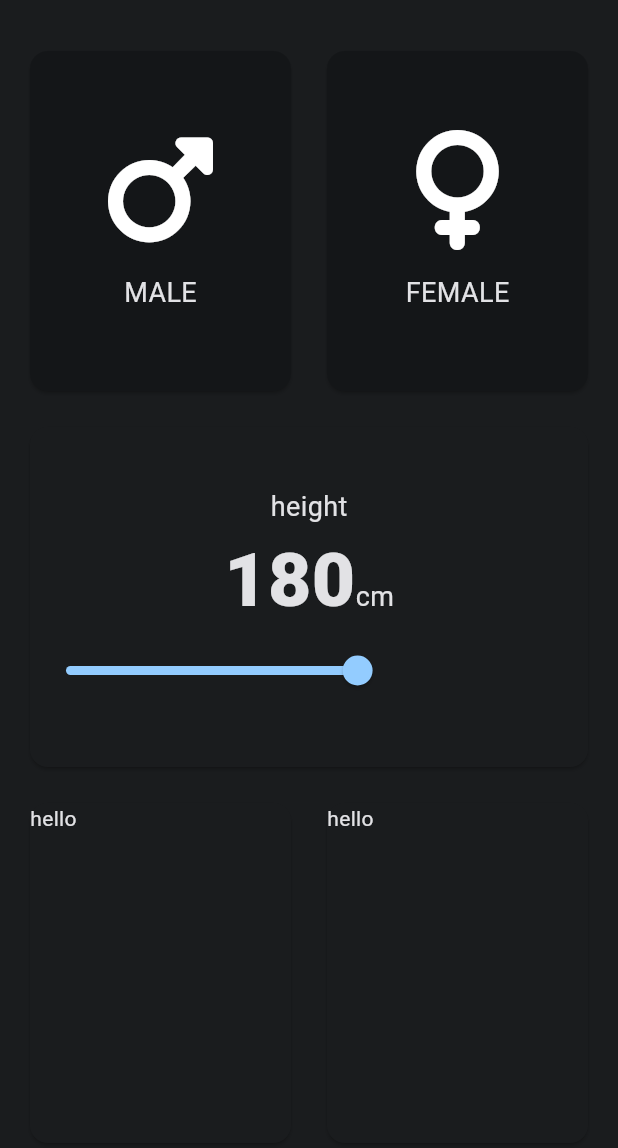
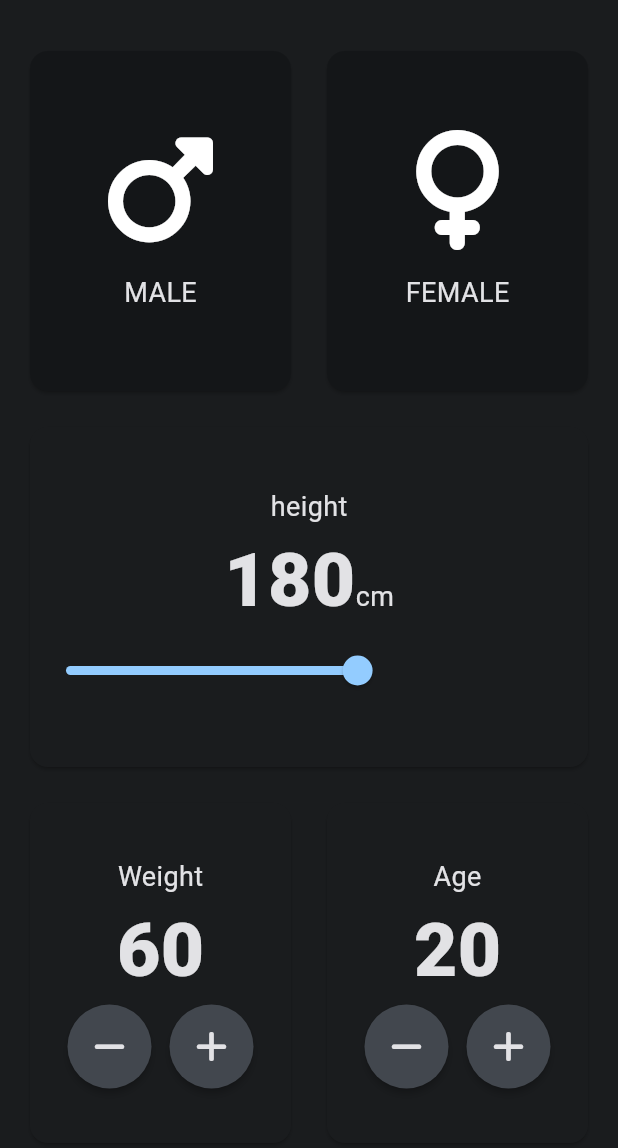
Before and after one commit to Emanuel-JSA/bmi_calc_flutter, a Flutter app: the InputPage screen opened directly, on a phone screen of 412 x 824 dp, the part 63-1211 px from its top. Run offline on Flutter 3.47's test engine with Material 2 defaults, Android fonts, the phone set to English and light mode, and no system bars; our stand-ins replace font_awesome_flutter; statements that could not run were skipped.

Commit message:
finish the main page

```diff
--- a/lib/input_page.dart
+++ b/lib/input_page.dart
@@ -12,6 +12,8 @@ class InputPage extends StatefulWidget {
 class _InputPageState extends State<InputPage> {
   Gender? selectedGender;
   int height = 180;
+  int weight = 60;
+  int age = 20;
 
   @override
   Widget build(BuildContext context) {
@@ -108,16 +110,87 @@ class _InputPageState extends State<InputPage> {
             ),
             Expanded(
               child: Row(
-                children: const [
+                children: [
                   Expanded(
                     child: ReusableCard(
-                      cardChild: Text('hello'),
+                      cardChild: Column(
+                        mainAxisAlignment: MainAxisAlignment.center,
+                        children: [
+                          Text(
+                            'Weight',
+                            style: TextStyle(
+                              fontSize: 18,
+                            ),
+                          ),
+                          Text(weight.toString(),
+                              style: const TextStyle(
+                                  fontSize: 50, fontWeight: FontWeight.w900)),
+                          Row(
+                            mainAxisAlignment: MainAxisAlignment.center,
+                            children: [
+                              RoundIconButton(
+                                onPressed: () {
+                                  setState(() {
+                                    weight--;
+                                  });
+                                },
+                                icon: FontAwesomeIcons.minus,
+                              ),
+                              const SizedBox(width: 12),
+                              RoundIconButton(
+                                onPressed: () {
+                                  setState(() {
+                                    weight++;
+                                  });
+                                },
+                                icon: FontAwesomeIcons.plus,
+                              ),
+                            ],
+                          )
+                        ],
+                      ),
                     ),
                   ),
                   Expanded(
                     child: ReusableCard(
-                      cardChild: Text('hello'),
+                      cardChild: Column(
+                        mainAxisAlignment: MainAxisAlignment.center,
+                        children: [
+                          const Text(
+                            'Age',
+                            style: TextStyle(
+                              fontSize: 18,
+                            ),
+                          ),
+                          Text(age.toString(),
+                              style: const TextStyle(
+                                  fontSize: 50, fontWeight: FontWeight.w900)),
+                          Row(
+                            mainAxisAlignment: MainAxisAlignment.center,
+                            children: [
+                              RoundIconButton(
+                                onPressed: () {
+                                  setState(() {
+                                    age--;
+                                  });
+                                },
+                                icon: FontAwesomeIcons.minus,
+                              ),
+                              const SizedBox(width: 12),
+                              RoundIconButton(
+                                onPressed: () {
+                                  setState(() {
+                                    age++;
+                                  });
+                                },
+                                icon: FontAwesomeIcons.plus,
+                              ),
+                            ],
+                          )
+                        ],
+                      ),
                     ),
+
                   ),
                 ],
               ),
@@ -128,3 +201,25 @@ class _InputPageState extends State<InputPage> {
     );
   }
 }
+
+class RoundIconButton extends StatelessWidget {
+  const RoundIconButton(
+      {super.key, required this.icon, required this.onPressed});
+
+  final IconData icon;
+  final VoidCallback onPressed;
+
+  @override
+  Widget build(BuildContext context) {
+    return RawMaterialButton(
+      onPressed: onPressed,
+      child: Icon(icon, color: Color(0xFFE2E2E5)),
+      constraints: const BoxConstraints.tightFor(
+        width: 56.0,
+        height: 56.0,
+      ),
+      shape: const CircleBorder(),
+      fillColor: const Color(0xFF42474E),
+    );
+  }
+}
```
